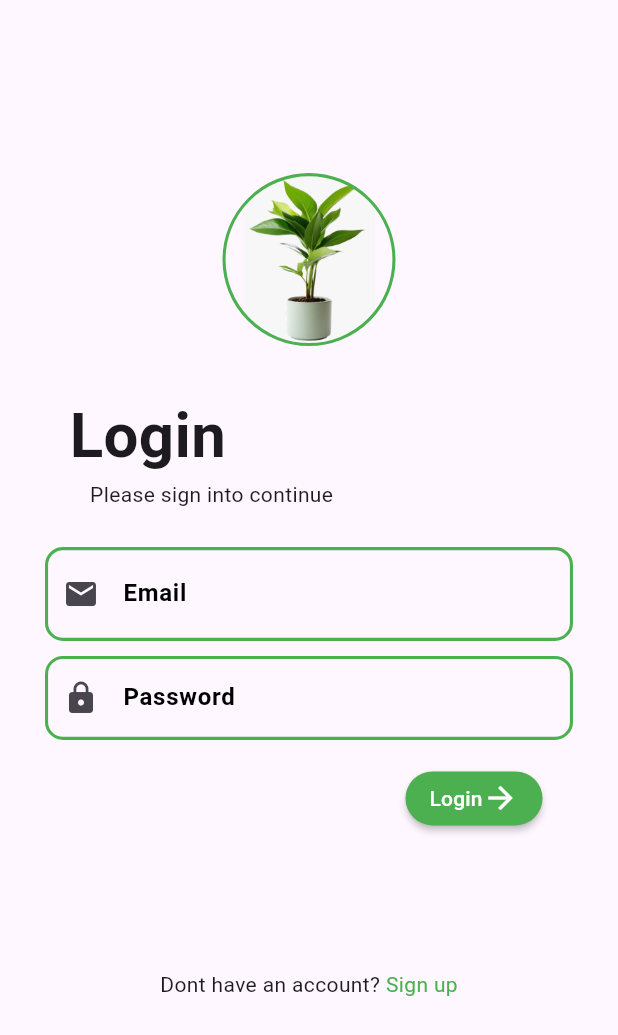
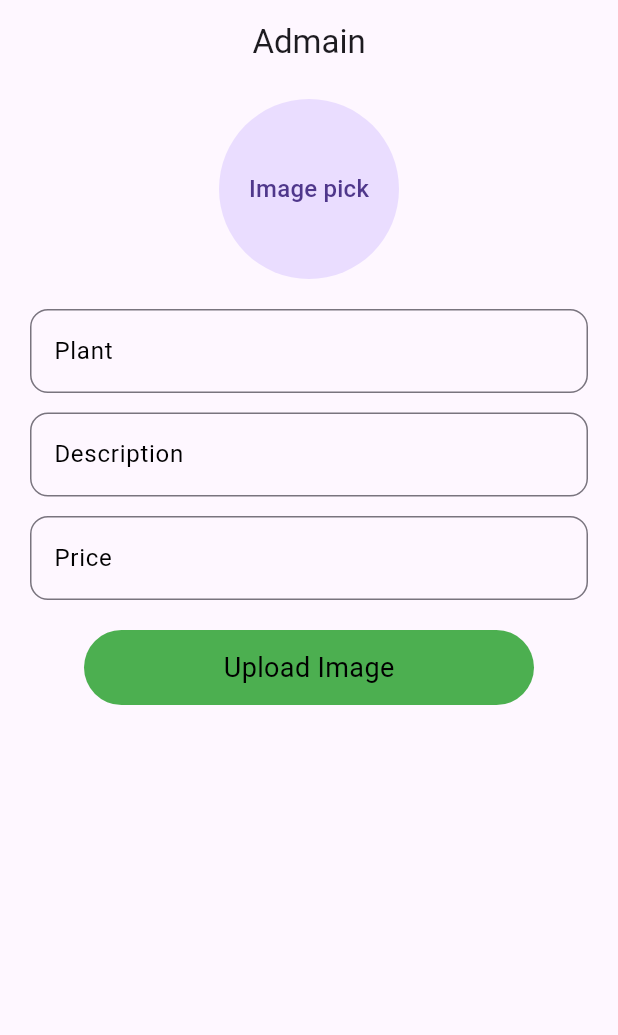
Before and after one commit to Muhammad-Adnan11/Plants-App, a Flutter app: the screen it shows after launch, on a phone screen of 412 x 824 dp. Shown: the top 1035 px of the screen. Run offline on Flutter 3.47's test engine with Material 3 defaults, Android fonts, the phone set to English and light mode, and no system bars; our stand-ins replace awesome_bottom_bar, cloud_firestore, firebase_auth, firebase_core, firebase_storage, image_picker and 2 more; accounts and stored records are empty.

Commit message:
screen more addition

```diff
--- /dev/null
+++ b/lib/UI/Screens/admain_screen/admain_screen.dart
@@ -0,0 +1,107 @@
+import 'package:flutter/material.dart';
+import 'package:plants_mart/UI/Components/CostumTextfield.dart';
+import 'package:plants_mart/UI/Screens/admain_screen/admin_screen_provider.dart';
+import 'package:provider/provider.dart';
+import 'package:firebase_storage/firebase_storage.dart' as firebase_storage;
+
+class AdmainScreen extends StatefulWidget {
+  const AdmainScreen({super.key});
+
+  @override
+  State<AdmainScreen> createState() => _AdmainScreenState();
+}
+
+class _AdmainScreenState extends State<AdmainScreen> {
+  @override
+  Widget build(BuildContext context) {
+    print('rebuild');
+    final admin = Provider.of<AdminProvider>(context);
+    return Scaffold(
+      appBar: AppBar(
+        title: Text('Admain'),
+        centerTitle: true,
+      ),
+      body: Padding(
+        padding: const EdgeInsets.only(top: 10, left: 20, right: 20),
+        child: SingleChildScrollView(
+          child: Column(
+            children: [
+              InkWell(
+                onTap: (){
+                  admin.gallurayGetImage();
+                },
+                child: CircleAvatar(
+                  child: Text('Image pick'),
+                  //backgroundImage: AssetImage(''),
+                  maxRadius: 60,
+                ),
+              ),
+              SizedBox(
+                height: 20,
+              ),
+              TextField(
+                  cursorColor: Colors.cyan,
+                  decoration: InputDecoration(
+                      label: Text('Plant',style: TextStyle(color: Colors.black),),
+                      hintText: 'Plants management',
+                      border: OutlineInputBorder(
+                          borderRadius: BorderRadius.circular(12),
+                          borderSide: BorderSide(color: Colors.black)),
+                      focusedBorder: OutlineInputBorder(
+                        borderRadius: BorderRadius.circular(12),
+                        borderSide: BorderSide(color: Colors.black),
+                      ))),
+              SizedBox(
+                height: 13,
+              ),
+              TextField(
+                  cursorColor: Colors.cyan,
+                  decoration: InputDecoration(
+                      label: Text('Description',style: TextStyle(color: Colors.black),),
+                      hintText: 'Plant Description ',
+                      border: OutlineInputBorder(
+                          borderRadius: BorderRadius.circular(12),
+                          borderSide: BorderSide(color: Colors.black)),
+                      focusedBorder: OutlineInputBorder(
+                        borderRadius: BorderRadius.circular(12),
+                        borderSide: BorderSide(color: Colors.black),
+                      ))),
+              SizedBox(
+                height: 13,
+              ),
+              TextField(
+                  cursorColor: Colors.cyan,
+                  decoration: InputDecoration(
+                      label: Text('Price',style: TextStyle(color: Colors.black),),
+                      hintText: 'Plant price',
+                      border: OutlineInputBorder(
+                          borderRadius: BorderRadius.circular(12),
+                          borderSide: BorderSide(color: Colors.black)),
+                      focusedBorder: OutlineInputBorder(
+                        borderRadius: BorderRadius.circular(12),
+                        borderSide: BorderSide(color: Colors.black),
+                      ),),),
+              SizedBox(
+                height: 20,
+              ),
+            InkWell(
+              onTap: (){
+
+              },
+              child: Container(
+                height: 50,
+                width: 300,
+                decoration: BoxDecoration(
+                  color: Colors.green,
+                  borderRadius: BorderRadius.circular(25),
+                ),
+                child: Center(child: Text('Upload Image',style: TextStyle(color: Colors.black,fontSize: 18),),),
+              ),
+            )
+            ],
+          ),
+        ),
+      ),
+    );
+  }
+}
--- /dev/null
+++ b/lib/UI/Screens/admain_screen/admin_screen_provider.dart
@@ -0,0 +1,20 @@
+import 'dart:io';
+
+import 'package:flutter/material.dart';
+import 'package:image_picker/image_picker.dart';
+import 'package:firebase_storage/firebase_storage.dart' as firebase_storage;
+class AdminProvider with ChangeNotifier{
+  File? _image;
+  final picker=ImagePicker();
+  firebase_storage.FirebaseStorage storage=firebase_storage.FirebaseStorage.instance;
+  Future gallurayGetImage()async{
+  final pickedFile=await picker.pickImage(source: ImageSource.gallery,imageQuality: 80);
+   if(pickedFile !=null){
+     _image=File(pickedFile.path);
+     notifyListeners();
+   }else{
+     print('no image pick');
+   }
+   notifyListeners();
+  }
+}
--- a/lib/UI/splash_screen.dart
+++ b/lib/UI/splash_screen.dart
@@ -2,6 +2,7 @@ import 'dart:async';
 
 import 'package:flutter/material.dart';
 import 'package:plants_mart/UI/Screens/Login_Screen/Login_screen.dart';
+import 'package:plants_mart/UI/Screens/admain_screen/admain_screen.dart';
 
 class SplashScreen extends StatefulWidget {
   const SplashScreen({super.key});
@@ -17,7 +18,7 @@ class _SplashScreenState extends State<SplashScreen> {
     // Navigating to the LoginScreen after 3 seconds
     Timer(Duration(seconds: 3), () {
       Navigator.of(context).pushReplacement(
-        MaterialPageRoute(builder: (context) => LoginView()),
+        MaterialPageRoute(builder: (context) => AdmainScreen()),
       );
     });
   }
--- a/lib/main.dart
+++ b/lib/main.dart
@@ -5,6 +5,8 @@ import 'package:plants_mart/UI/Screens/Login_Screen/Login_screen.dart';
 import 'package:plants_mart/UI/Screens/Login_Screen/login_provider.dart';
 import 'package:plants_mart/UI/Screens/Sign_up_screen/Sign_up_provider.dart';
 import 'package:plants_mart/UI/Screens/Sign_up_screen/sign_up_screen.dart';
+import 'package:plants_mart/UI/Screens/admain_screen/admain_screen.dart';
+import 'package:plants_mart/UI/Screens/admain_screen/admin_screen_provider.dart';
 import 'package:plants_mart/UI/Screens/cart_screen/cart_screen.dart';
 import 'package:plants_mart/UI/Screens/detail_screen/detail_screen.dart';
 import 'package:plants_mart/UI/Screens/otp_screen/otp_screen.dart';
@@ -37,7 +39,8 @@ class MyApp extends StatelessWidget {
       providers: [
         ChangeNotifierProvider(create: (_) => Productlist()),
         ChangeNotifierProvider(create: (_) => LoginProvider()),
-        ChangeNotifierProvider(create: (_) => Signupscreen())
+        ChangeNotifierProvider(create: (_) => Signupscreen()),
+        ChangeNotifierProvider(create: (_) => AdminProvider()),
       ],
       child: MaterialApp(
         debugShowCheckedModeBanner: false,
--- a/pubspec.yaml
+++ b/pubspec.yaml
@@ -46,6 +46,7 @@ dependencies:
   google_fonts: ^6.2.1
   responsive_sizer: ^3.3.1
   shared_preferences: ^2.3.2
+  image_picker: ^1.1.2
 
 
 dev_dependencies:
```
Also changed, not shown: pubspec.lock, 6 other files.
